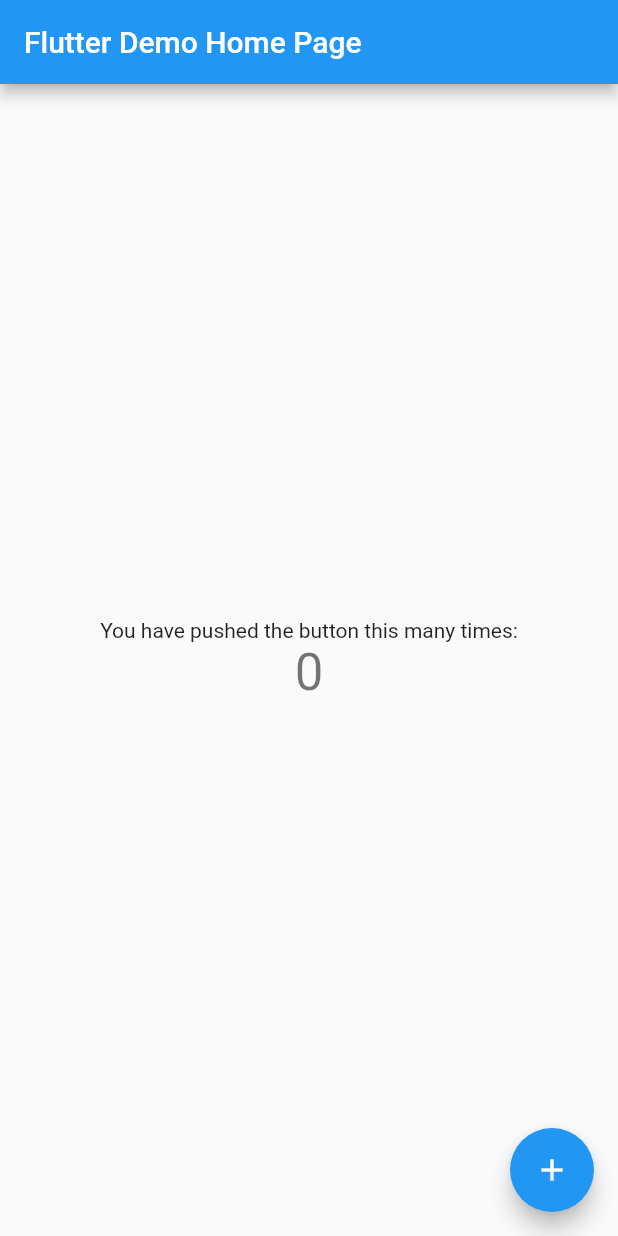
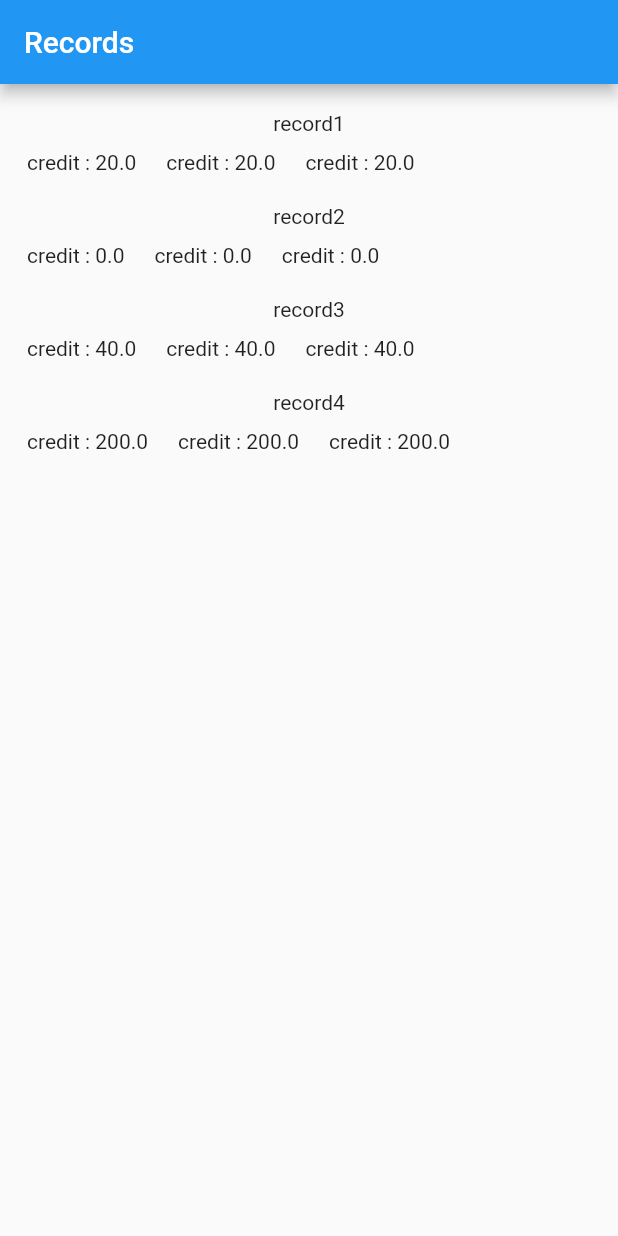
Before and after one commit to laitooo/Wallet, a Flutter app: the screen it shows after launch, on a phone screen of 412 x 824 dp. Run offline on Flutter 3.47's test engine with Material 2 defaults, Android fonts, the phone set to English and light mode, and no system bars.

Commit message:
starting main list

```diff
--- a/lib/main.dart
+++ b/lib/main.dart
@@ -1,117 +1,73 @@
 import 'package:flutter/material.dart';
+import 'package:Wallet/models.dart';
 
 void main() {
   runApp(MyApp());
 }
 
 class MyApp extends StatelessWidget {
-  // This widget is the root of your application.
+
   @override
   Widget build(BuildContext context) {
     return MaterialApp(
       title: 'Flutter Demo',
       theme: ThemeData(
-        // This is the theme of your application.
-        //
-        // Try running your application with "flutter run". You'll see the
-        // application has a blue toolbar. Then, without quitting the app, try
-        // changing the primarySwatch below to Colors.green and then invoke
-        // "hot reload" (press "r" in the console where you ran "flutter run",
-        // or simply save your changes to "hot reload" in a Flutter IDE).
-        // Notice that the counter didn't reset back to zero; the application
-        // is not restarted.
         primarySwatch: Colors.blue,
-        // This makes the visual density adapt to the platform that you run
-        // the app on. For desktop platforms, the controls will be smaller and
-        // closer together (more dense) than on mobile platforms.
         visualDensity: VisualDensity.adaptivePlatformDensity,
       ),
-      home: MyHomePage(title: 'Flutter Demo Home Page'),
+      home: MyList(),
     );
   }
 }
 
-class MyHomePage extends StatefulWidget {
-  MyHomePage({Key key, this.title}) : super(key: key);
 
-  // This widget is the home page of your application. It is stateful, meaning
-  // that it has a State object (defined below) that contains fields that affect
-  // how it looks.
+class MyList extends StatelessWidget {
+  List<Record> records = List<Record>();
 
-  // This class is the configuration for the state. It holds the values (in this
-  // case the title) provided by the parent (in this case the App widget) and
-  // used by the build method of the State. Fields in a Widget subclass are
-  // always marked "final".
 
-  final String title;
-
-  @override
-  _MyHomePageState createState() => _MyHomePageState();
-}
-
-class _MyHomePageState extends State<MyHomePage> {
-  int _counter = 0;
-
-  void _incrementCounter() {
-    setState(() {
-      // This call to setState tells the Flutter framework that something has
-      // changed in this State, which causes it to rerun the build method below
-      // so that the display can reflect the updated values. If we changed
-      // _counter without calling setState(), then the build method would not be
-      // called again, and so nothing would appear to happen.
-      _counter++;
-    });
+  MyList(){
+    records.add(Record(0, "record1", 2, 20.0, 30.0, -10.0));
+    records.add(Record(1, "record2", 3, 0.0, 14.0, -14.0));
+    records.add(Record(2, "record3", 4, 40.0, 30.0, 10.0));
+    records.add(Record(3, "record4", 5, 200.0, 15.0, 185.0));
   }
 
   @override
   Widget build(BuildContext context) {
-    // This method is rerun every time setState is called, for instance as done
-    // by the _incrementCounter method above.
-    //
-    // The Flutter framework has been optimized to make rerunning build methods
-    // fast, so that you can just rebuild anything that needs updating rather
-    // than having to individually change instances of widgets.
+    // TODO: implement build
     return Scaffold(
-      appBar: AppBar(
-        // Here we take the value from the MyHomePage object that was created by
-        // the App.build method, and use it to set our appbar title.
-        title: Text(widget.title),
-      ),
-      body: Center(
-        // Center is a layout widget. It takes a single child and positions it
-        // in the middle of the parent.
-        child: Column(
-          // Column is also a layout widget. It takes a list of children and
-          // arranges them vertically. By default, it sizes itself to fit its
-          // children horizontally, and tries to be as tall as its parent.
-          //
-          // Invoke "debug painting" (press "p" in the console, choose the
-          // "Toggle Debug Paint" action from the Flutter Inspector in Android
-          // Studio, or the "Toggle Debug Paint" command in Visual Studio Code)
-          // to see the wireframe for each widget.
-          //
-          // Column has various properties to control how it sizes itself and
-          // how it positions its children. Here we use mainAxisAlignment to
-          // center the children vertically; the main axis here is the vertical
-          // axis because Columns are vertical (the cross axis would be
-          // horizontal).
-          mainAxisAlignment: MainAxisAlignment.center,
-          children: <Widget>[
-            Text(
-              'You have pushed the button this many times:',
-            ),
-            Text(
-              '$_counter',
-              style: Theme.of(context).textTheme.headline4,
-            ),
-          ],
-        ),
-      ),
-      floatingActionButton: FloatingActionButton(
-        onPressed: _incrementCounter,
-        tooltip: 'Increment',
-        child: Icon(Icons.add),
-      ), // This trailing comma makes auto-formatting nicer for build methods.
+          appBar: AppBar(
+            title: Text("Records"),
+          ),
+          body: ListView.builder(
+              padding: const EdgeInsets.all(8),
+              itemCount: records.length,
+              itemBuilder: (BuildContext context, int index) {
+                return _buildItemsForListView(context, index);
+              }
+          )
+        );
+  }
+
+  Container _buildItemsForListView(BuildContext context, int index) {
+    return Container(
+      padding: EdgeInsets.all(10.0),
+      child: Column(
+        children: [
+          Text(records[index].name),
+          SizedBox(height: 10.0,),
+          Row(
+            children: [
+              Text("credit : " + records[index].credit.toString()),
+              SizedBox(width: 20.0,),
+              Text("credit : " + records[index].credit.toString()),
+              SizedBox(width: 20.0,),
+              Text("credit : " + records[index].credit.toString()),
+            ],
+          )
+        ],
+      )
     );
   }
+
 }
--- /dev/null
+++ b/lib/models.dart
@@ -0,0 +1,12 @@
+
+class Record {
+  int id;
+  String name;
+  int currency;
+  double credit;
+  double debit;
+  double balance;
+
+  Record(
+      this.id, this.name, this.currency, this.credit, this.debit, this.balance);
+}
```
